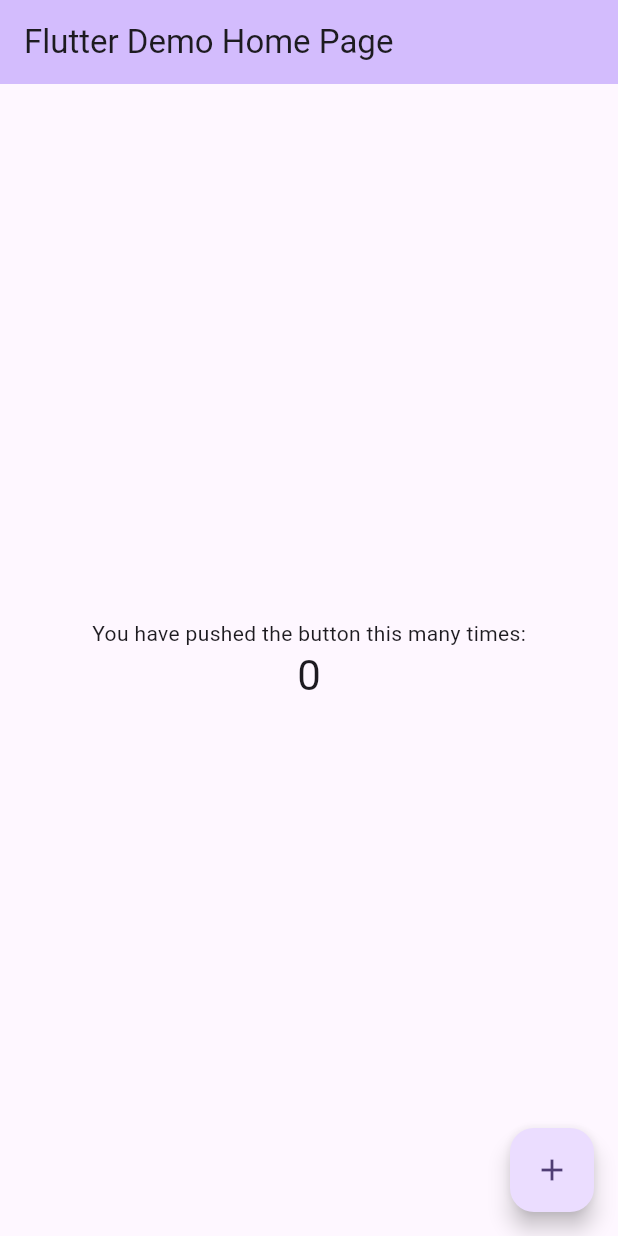
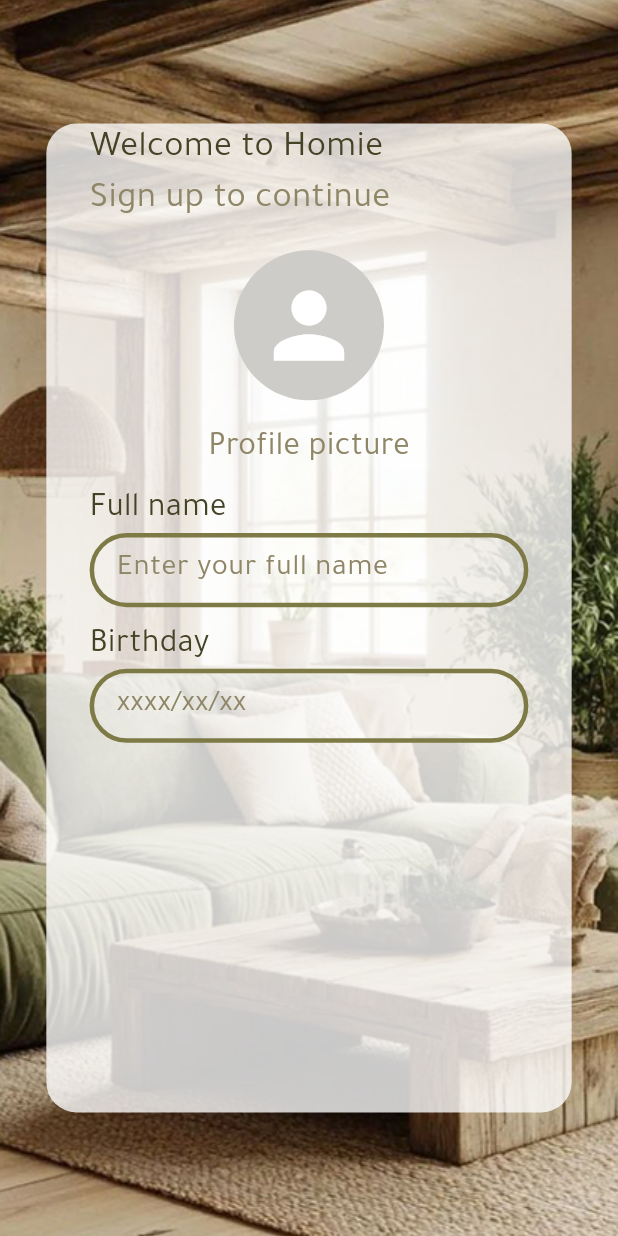
Before and after one commit to sarahZiadah/homie, a Flutter app: the screen it shows after launch, on a phone screen of 412 x 824 dp. Run offline on Flutter 3.47's test engine with Material 3 defaults, Android fonts, the phone set to English and light mode, and no system bars.

Commit message:
working on the sign up page

```diff
--- a/lib/main.dart
+++ b/lib/main.dart
@@ -1,122 +1,18 @@
 import 'package:flutter/material.dart';
+import 'package:homie/view/pages/sign_up.dart';
 
 void main() {
-  runApp(const MyApp());
+  runApp(const Homie());
 }
 
-class MyApp extends StatelessWidget {
-  const MyApp({super.key});
+class Homie extends StatelessWidget {
+  const Homie({super.key});
 
-  // This widget is the root of your application.
   @override
   Widget build(BuildContext context) {
     return MaterialApp(
-      title: 'Flutter Demo',
-      theme: ThemeData(
-        // This is the theme of your application.
-        //
-        // TRY THIS: Try running your application with "flutter run". You'll see
-        // the application has a purple toolbar. Then, without quitting the app,
-        // try changing the seedColor in the colorScheme below to Colors.green
-        // and then invoke "hot reload" (save your changes or press the "hot
-        // reload" button in a Flutter-supported IDE, or press "r" if you used
-        // the command line to start the app).
-        //
-        // Notice that the counter didn't reset back to zero; the application
-        // state is not lost during the reload. To reset the state, use hot
-        // restart instead.
-        //
-        // This works for code too, not just values: Most code changes can be
-        // tested with just a hot reload.
-        colorScheme: ColorScheme.fromSeed(seedColor: Colors.deepPurple),
-      ),
-      home: const MyHomePage(title: 'Flutter Demo Home Page'),
+      debugShowCheckedModeBanner: false,
+      home: SignUp(),
     );
   }
 }
-
-class MyHomePage extends StatefulWidget {
-  const MyHomePage({super.key, required this.title});
-
-  // This widget is the home page of your application. It is stateful, meaning
-  // that it has a State object (defined below) that contains fields that affect
-  // how it looks.
-
-  // This class is the configuration for the state. It holds the values (in this
-  // case the title) provided by the parent (in this case the App widget) and
-  // used by the build method of the State. Fields in a Widget subclass are
-  // always marked "final".
-
-  final String title;
-
-  @override
-  State<MyHomePage> createState() => _MyHomePageState();
-}
-
-class _MyHomePageState extends State<MyHomePage> {
-  int _counter = 0;
-
-  void _incrementCounter() {
-    setState(() {
-      // This call to setState tells the Flutter framework that something has
-      // changed in this State, which causes it to rerun the build method below
-      // so that the display can reflect the updated values. If we changed
-      // _counter without calling setState(), then the build method would not be
-      // called again, and so nothing would appear to happen.
-      _counter++;
-    });
-  }
-
-  @override
-  Widget build(BuildContext context) {
-    // This method is rerun every time setState is called, for instance as done
-    // by the _incrementCounter method above.
-    //
-    // The Flutter framework has been optimized to make rerunning build methods
-    // fast, so that you can just rebuild anything that needs updating rather
-    // than having to individually change instances of widgets.
-    return Scaffold(
-      appBar: AppBar(
-        // TRY THIS: Try changing the color here to a specific color (to
-        // Colors.amber, perhaps?) and trigger a hot reload to see the AppBar
-        // change color while the other colors stay the same.
-        backgroundColor: Theme.of(context).colorScheme.inversePrimary,
-        // Here we take the value from the MyHomePage object that was created by
-        // the App.build method, and use it to set our appbar title.
-        title: Text(widget.title),
-      ),
-      body: Center(
-        // Center is a layout widget. It takes a single child and positions it
-        // in the middle of the parent.
-        child: Column(
-          // Column is also a layout widget. It takes a list of children and
-          // arranges them vertically. By default, it sizes itself to fit its
-          // children horizontally, and tries to be as tall as its parent.
-          //
-          // Column has various properties to control how it sizes itself and
-          // how it positions its children. Here we use mainAxisAlignment to
-          // center the children vertically; the main axis here is the vertical
-          // axis because Columns are vertical (the cross axis would be
-          // horizontal).
-          //
-          // TRY THIS: Invoke "debug painting" (choose the "Toggle Debug Paint"
-          // action in the IDE, or press "p" in the console), to see the
-          // wireframe for each widget.
-          mainAxisAlignment: MainAxisAlignment.center,
-          children: <Widget>[
-            const Text('You have pushed the button this many times:'),
-            Text(
-              '$_counter',
-              style: Theme.of(context).textTheme.headlineMedium,
-            ),
-          ],
-        ),
-      ),
-      floatingActionButton: FloatingActionButton(
-        onPressed: _incrementCounter,
-        tooltip: 'Increment',
-        child: const Icon(Icons.add),
-      ), // This trailing comma makes auto-formatting nicer for build methods.
-    );
-  }
-}
--- /dev/null
+++ b/lib/view/pages/first_page.dart
@@ -0,0 +1,10 @@
+import 'package:flutter/material.dart';
+
+class FirstPage extends StatelessWidget {
+  const FirstPage({super.key});
+
+  @override
+  Widget build(BuildContext context) {
+    return const Placeholder();
+  }
+}
--- /dev/null
+++ b/lib/view/pages/sign_up.dart
@@ -0,0 +1,85 @@
+import 'package:flutter/material.dart';
+import 'package:homie/view/widget/labeled_input_box.dart';
+
+
+class SignUp extends StatelessWidget {
+  const SignUp({super.key});
+
+  @override
+  Widget build(BuildContext context) {
+    final size = MediaQuery.of(context).size;
+
+    return Scaffold(
+      backgroundColor: Colors.transparent,
+      body: Container(
+        decoration: BoxDecoration(
+          image: DecorationImage(
+            image: AssetImage('assets/images/background.png'),
+            fit: BoxFit.cover,
+          ),
+        ),
+        child: Center(
+          child: Container(
+            height: size.height * 0.8,
+            width: size.width * 0.85,
+            decoration: BoxDecoration(
+              color: Colors.white.withAlpha(200),
+              borderRadius: BorderRadius.circular(20),
+            ),
+            child: Padding(
+              padding: EdgeInsets.symmetric(
+                horizontal: size.width * 0.07,
+              ),
+              child: ListView(
+                children: [
+                  Text(
+                    "Welcome to Homie",
+                    style: TextStyle(
+                      color: Color(0xff444326),
+                      fontFamily: "Tajawal",
+                      fontSize: 24,
+                    ),
+                  ),
+                  Text(
+                    "Sign up to continue",
+                    style: TextStyle(
+                      color: Color(0xff8F8667),
+                      fontFamily: "Tajawal",
+                      fontSize: 24,
+                    ),
+                  ),
+                  Padding(
+                    padding: EdgeInsets.symmetric(vertical: size.height * 0.02),
+                    child: Center(
+                      child: CircleAvatar(
+                        radius: 50,
+                        backgroundColor: Color(0xffCECCC9),
+                        child: Icon(
+                          Icons.person,
+                          size: 70,
+                          color: Colors.white,
+                        ),
+                      ),
+                    ),
+                  ),
+                  Center(
+                    child: Text(
+                      "Profile picture",
+                      style: TextStyle(
+                        color: Color(0xff8F8667),
+                        fontFamily: "Tajawal",
+                        fontSize: 22,
+                      ),
+                    ),
+                  ),
+                  LabeledInputBox(label: "Full name", hint: "Enter your full name"),
+                  LabeledInputBox(label: "Birthday", hint: "xxxx/xx/xx"),
+                ],
+              ),
+            ),
+          ),
+        ),
+      ),
+    );
+  }
+}
--- /dev/null
+++ b/lib/view/widget/labeled_input_box.dart
@@ -0,0 +1,55 @@
+import 'package:flutter/material.dart';
+
+class LabeledInputBox extends StatelessWidget {
+  final String label;
+  final String hint;
+
+  const LabeledInputBox({super.key, required this.label, required this.hint});
+
+  @override
+  Widget build(BuildContext context) {
+    final size = MediaQuery.of(context).size;
+
+    return Column(
+      crossAxisAlignment: CrossAxisAlignment.start,
+      children: [
+        SizedBox(height: 10),
+        Text(
+          label,
+          style: TextStyle(
+            color: Color(0xff444326),
+            fontFamily: "Tajawal",
+            fontSize: 22,
+          ),
+        ),
+        Container(
+          height: size.height * 0.06,
+          width: size.width * 0.8,
+          decoration: BoxDecoration(
+            borderRadius: BorderRadius.circular(25),
+            border: Border.all(color: Color(0xff7D7A45), width: 3),
+            color: Colors.white.withAlpha(300),
+          ),
+          padding: EdgeInsets.symmetric(horizontal: 15),
+          alignment: Alignment.centerLeft,
+          child: TextField(
+            style: TextStyle(
+              color: Color(0xff444326),
+              fontFamily: "Tajawal",
+              fontSize: 20,
+            ),
+            decoration: InputDecoration(
+              border: InputBorder.none,
+              hintText: hint,
+              hintStyle: TextStyle(
+                color: Color(0xff8F8667),
+                fontFamily: "Tajawal",
+                fontSize: 20,
+              ),
+            ),
+          ),
+        ),
+      ],
+    );
+  }
+}
```
Also changed, not shown: pubspec.yaml (+6 -6 lines), assets/fonts/Tajawal-Regular.ttf (added), assets/images/avatar.png (added), assets/images/background.png (added), lib/view/pages/sign_in.dart (added), 1 other file.
